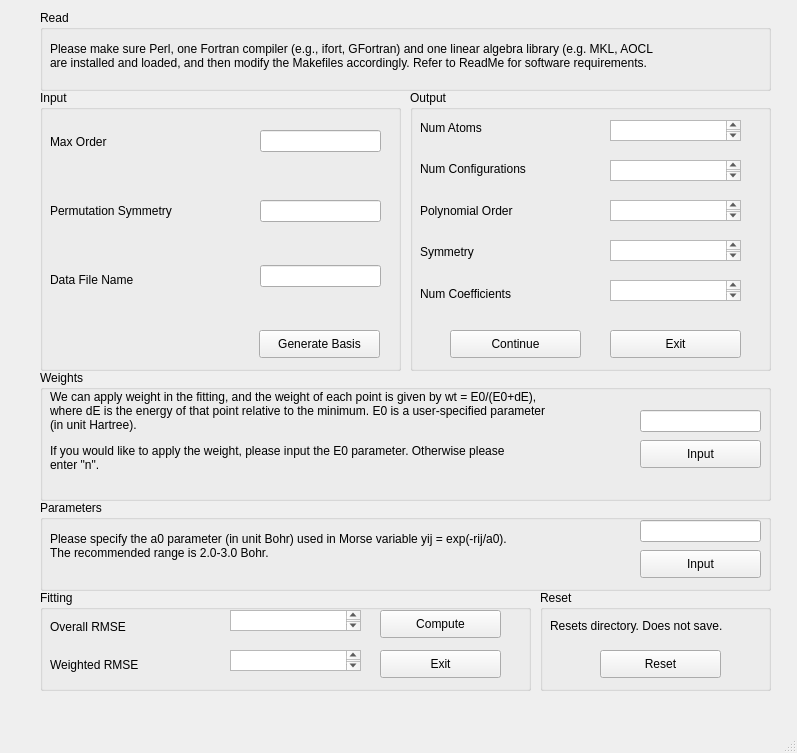
The window that versions/gui_msa_0.05/msa.ui (thejeffreyli/gui_msa) describes before a commit, drawn with Qt 5.
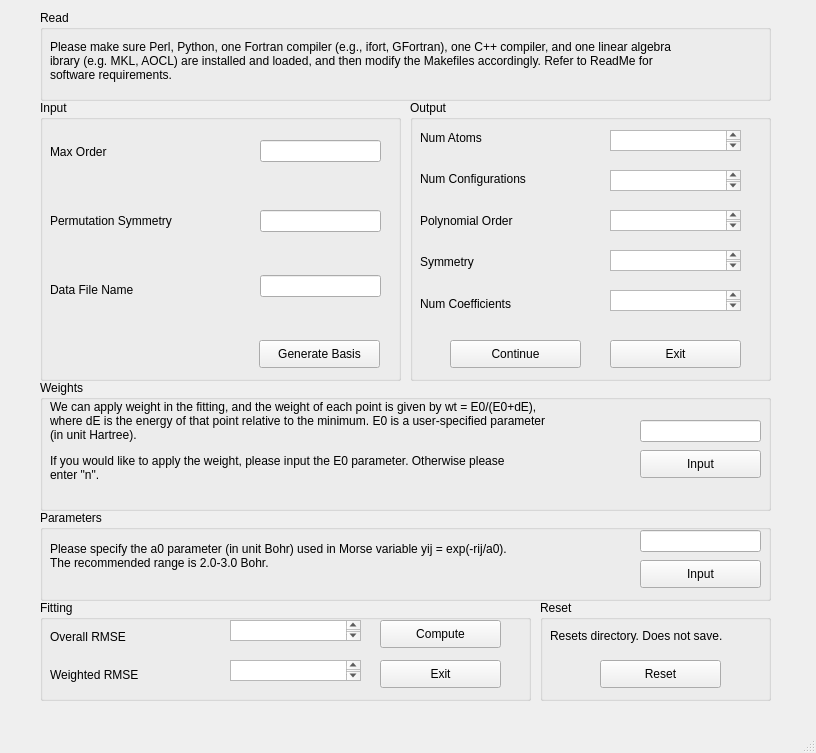
The same window after the commit.

Diff of the .ui file:
```diff
--- a/versions/gui_msa_0.05/msa.ui
+++ b/versions/gui_msa_0.05/msa.ui
@@ -6,7 +6,7 @@
    <rect>
     <x>0</x>
     <y>0</y>
-    <width>797</width>
+    <width>816</width>
     <height>753</height>
    </rect>
   </property>
@@ -18,7 +18,7 @@
     <property name="geometry">
      <rect>
       <x>40</x>
-      <y>90</y>
+      <y>100</y>
       <width>361</width>
       <height>281</height>
      </rect>
@@ -80,7 +80,7 @@
     <property name="geometry">
      <rect>
       <x>410</x>
-      <y>90</y>
+      <y>100</y>
       <width>361</width>
       <height>281</height>
      </rect>
@@ -93,7 +93,7 @@
       <rect>
        <x>10</x>
        <y>20</y>
-       <width>161</width>
+       <width>341</width>
        <height>201</height>
       </rect>
      </property>
@@ -216,7 +216,7 @@
     <property name="geometry">
      <rect>
       <x>40</x>
-      <y>370</y>
+      <y>380</y>
       <width>731</width>
       <height>131</height>
      </rect>
@@ -281,7 +281,7 @@
     <property name="geometry">
      <rect>
       <x>40</x>
-      <y>500</y>
+      <y>510</y>
       <width>731</width>
       <height>91</height>
      </rect>
@@ -337,7 +337,7 @@
     <property name="geometry">
      <rect>
       <x>40</x>
-      <y>590</y>
+      <y>600</y>
       <width>491</width>
       <height>101</height>
      </rect>
@@ -422,7 +422,7 @@
     <property name="geometry">
      <rect>
       <x>260</x>
-      <y>265</y>
+      <y>275</y>
       <width>121</width>
       <height>22</height>
      </rect>
@@ -432,7 +432,7 @@
     <property name="geometry">
      <rect>
       <x>260</x>
-      <y>130</y>
+      <y>140</y>
       <width>121</width>
       <height>22</height>
      </rect>
@@ -442,7 +442,7 @@
     <property name="geometry">
      <rect>
       <x>260</x>
-      <y>200</y>
+      <y>210</y>
       <width>121</width>
       <height>22</height>
      </rect>
@@ -452,7 +452,7 @@
     <property name="geometry">
      <rect>
       <x>540</x>
-      <y>590</y>
+      <y>600</y>
       <width>231</width>
       <height>101</height>
      </rect>
@@ -499,7 +499,7 @@
       <x>40</x>
       <y>10</y>
       <width>731</width>
-      <height>81</height>
+      <height>91</height>
      </rect>
     </property>
     <property name="title">
@@ -511,15 +511,16 @@
        <x>10</x>
        <y>20</y>
        <width>711</width>
-       <height>51</height>
+       <height>61</height>
       </rect>
      </property>
      <layout class="QVBoxLayout" name="verticalLayout_5">
       <item>
        <widget class="QLabel" name="label_15">
         <property name="text">
-         <string>Please make sure Perl, one Fortran compiler (e.g., ifort, GFortran) and one linear algebra library (e.g. MKL, AOCL 
-are installed and loaded, and then modify the Makefiles accordingly. Refer to ReadMe for software requirements.</string>
+         <string>Please make sure Perl, Python, one Fortran compiler (e.g., ifort, GFortran), one C++ compiler, and one linear algebra 
+ibrary (e.g. MKL, AOCL) are installed and loaded, and then modify the Makefiles accordingly. Refer to ReadMe for
+software requirements.</string>
         </property>
        </widget>
       </item>
```
Left out of the diff: 2 changed lines with no effect on the pictures.
